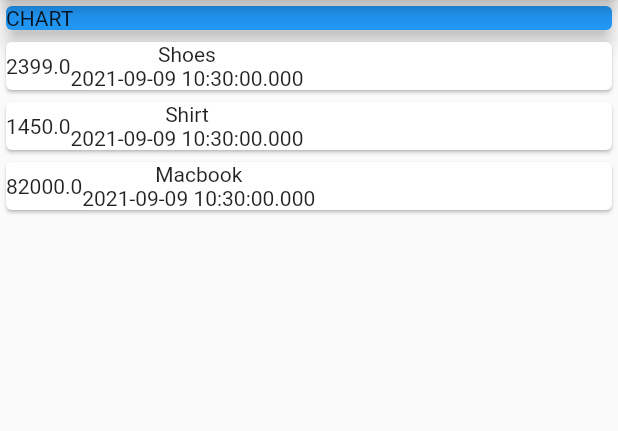
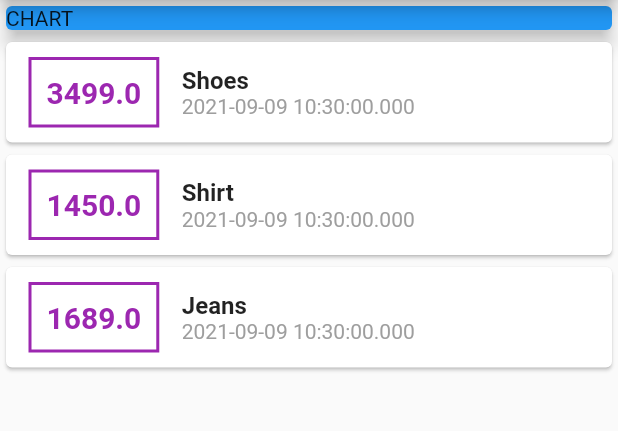
Before and after one commit to Procoder16/Xpense, a Flutter app: the screen it shows after launch, on a phone screen of 412 x 824 dp, the part 84-515 px from its top. Run offline on Flutter 3.47's test engine with Material 2 defaults, Android fonts, the phone set to English and light mode, and no system bars.

Commit message:
styling the texts

```diff
--- a/lib/main.dart
+++ b/lib/main.dart
@@ -12,7 +12,7 @@ class MyApp extends StatelessWidget {
     Transaction(
       id: 't1',
       itemName: 'Shoes',
-      amount: 2399.0,
+      amount: 3499.0,
       date: DateTime.now(),
     ),
     Transaction(
@@ -23,8 +23,8 @@ class MyApp extends StatelessWidget {
     ),
     Transaction(
       id: 't3',
-      itemName: 'Macbook',
-      amount: 82000.0,
+      itemName: 'Jeans',
+      amount: 1689.0,
       date: DateTime.now(),
     ),
   ];
@@ -57,14 +57,42 @@ class MyApp extends StatelessWidget {
                 return Card(
                   child: Row(
                     children: [
-                      Text(
-                        tx.amount.toString(),
+                      Container(
+                        padding: EdgeInsets.all(10.0),
+                        decoration: BoxDecoration(
+                          border: Border.all(
+                            color: Colors.purple,
+                            width: 2,
+                          ),
+                        ),
+                        margin: EdgeInsets.symmetric(
+                          vertical: 10,
+                          horizontal: 15,
+                        ),
+                        child: Text(
+                          tx.amount.toString(),
+                          style: TextStyle(
+                            fontSize: 20,
+                            fontWeight: FontWeight.bold,
+                            color: Colors.purple,
+                          ),
+                        ),
                       ),
                       Column(
+                        crossAxisAlignment: CrossAxisAlignment.start,
                         children: [
-                          Text(tx.itemName),
+                          Text(
+                            tx.itemName,
+                            style: TextStyle(
+                              fontWeight: FontWeight.bold,
+                              fontSize: 16,
+                            ),
+                          ),
                           Text(
                             tx.date.toString(),
+                            style: TextStyle(
+                              color: Colors.grey,
+                            ),
                           ),
                         ],
                       ),
```
